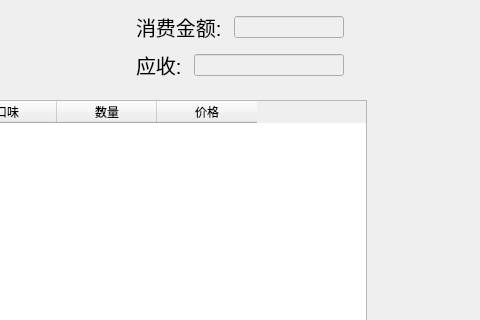
This is checkcount.ui in L1B0/resturant as Qt 5 draws it before an edit; both pictures show x 284 to 764 and y 0 to 320 of the 1136 by 688 pixel window. The edited form follows.
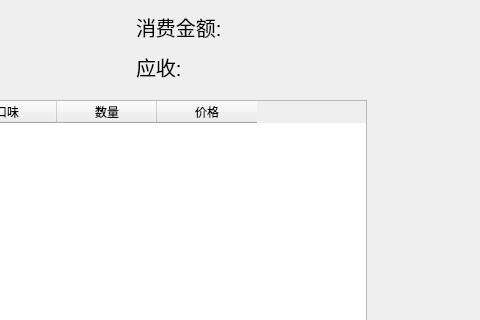
This is the edited form.

The edit to the form file:
```diff
--- a/checkcount.ui
+++ b/checkcount.ui
@@ -47,7 +47,7 @@
     <bool>true</bool>
    </property>
   </widget>
-  <widget class="QWidget" name="">
+  <widget class="QWidget" name="layoutWidget">
    <property name="geometry">
     <rect>
      <x>420</x>
@@ -60,7 +60,7 @@
     <item>
      <layout class="QHBoxLayout" name="horizontalLayout">
       <item>
-       <widget class="QLabel" name="label">
+       <widget class="QLabel" name="sumPrice">
         <property name="font">
          <font>
           <pointsize>15</pointsize>
@@ -71,19 +71,12 @@
         </property>
        </widget>
       </item>
-      <item>
-       <widget class="QLineEdit" name="sumPrice">
-        <property name="enabled">
-         <bool>false</bool>
-        </property>
-       </widget>
-      </item>
      </layout>
     </item>
     <item>
      <layout class="QHBoxLayout" name="horizontalLayout_2">
       <item>
-       <widget class="QLabel" name="label_3">
+       <widget class="QLabel" name="realPrice">
         <property name="font">
          <font>
           <pointsize>15</pointsize>
@@ -94,18 +87,11 @@
         </property>
        </widget>
       </item>
-      <item>
-       <widget class="QLineEdit" name="realPrice">
-        <property name="enabled">
-         <bool>false</bool>
-        </property>
-       </widget>
-      </item>
      </layout>
     </item>
    </layout>
   </widget>
-  <widget class="QWidget" name="">
+  <widget class="QWidget" name="layoutWidget">
    <property name="geometry">
     <rect>
      <x>950</x>
@@ -131,7 +117,7 @@
     </item>
    </layout>
   </widget>
-  <widget class="QWidget" name="">
+  <widget class="QWidget" name="layoutWidget">
    <property name="geometry">
     <rect>
      <x>40</x>
```
